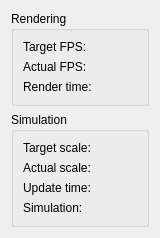
yannik131/Cell, file src/lib/gui/widgets/SimulationInfoWidget.ui: the form before one commit.
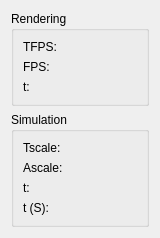
The form after the commit.

```diff
--- a/src/lib/gui/widgets/SimulationInfoWidget.ui
+++ b/src/lib/gui/widgets/SimulationInfoWidget.ui
@@ -7,7 +7,7 @@
     <x>0</x>
     <y>0</y>
     <width>160</width>
-    <height>211</height>
+    <height>231</height>
    </rect>
   </property>
   <property name="minimumSize">
@@ -27,7 +27,7 @@
     <widget class="QGroupBox" name="groupBox">
      <property name="maximumSize">
       <size>
-       <width>16777215</width>
+       <width>150</width>
        <height>100</height>
       </size>
      </property>
@@ -38,21 +38,21 @@
       <item>
        <widget class="QLabel" name="targetFPSLabel">
         <property name="text">
-         <string>Target FPS:</string>
+         <string>TFPS:</string>
         </property>
        </widget>
       </item>
       <item>
        <widget class="QLabel" name="actualFPSLabel">
         <property name="text">
-         <string>Actual FPS:</string>
+         <string>FPS:</string>
         </property>
        </widget>
       </item>
       <item>
        <widget class="QLabel" name="renderTimeLabel">
         <property name="text">
-         <string>Render time:</string>
+         <string>t:</string>
         </property>
        </widget>
       </item>
@@ -63,7 +63,7 @@
     <widget class="QGroupBox" name="groupBox_2">
      <property name="maximumSize">
       <size>
-       <width>16777215</width>
+       <width>150</width>
        <height>120</height>
       </size>
      </property>
@@ -74,28 +74,28 @@
       <item>
        <widget class="QLabel" name="targetScaleLabel">
         <property name="text">
-         <string>Target scale:</string>
+         <string>Tscale: </string>
         </property>
        </widget>
       </item>
       <item>
        <widget class="QLabel" name="actualScaleLabel">
         <property name="text">
-         <string>Actual scale:</string>
+         <string>Ascale:</string>
         </property>
        </widget>
       </item>
       <item>
        <widget class="QLabel" name="updateTimeLabel">
         <property name="text">
-         <string>Update time:</string>
+         <string>t:</string>
         </property>
        </widget>
       </item>
       <item>
        <widget class="QLabel" name="simulationTimeLabel">
         <property name="text">
-         <string>Simulation:</string>
+         <string>t (S): </string>
         </property>
        </widget>
       </item>
```
Left out of the diff: 6 changed lines with no effect on the pictures.
